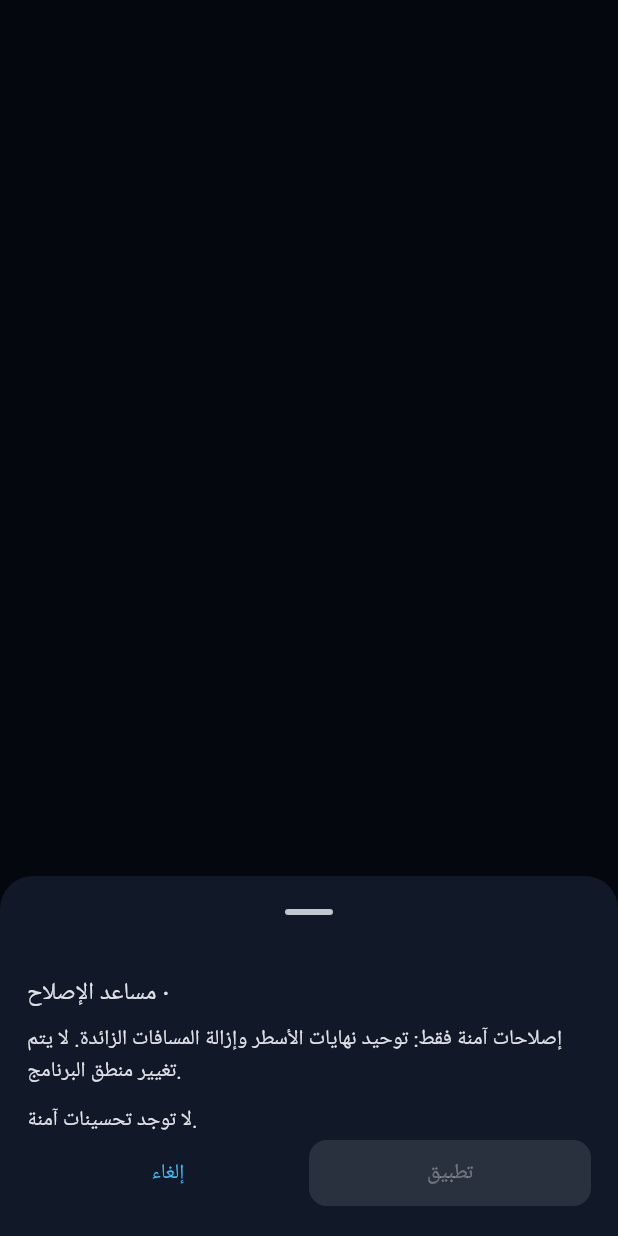
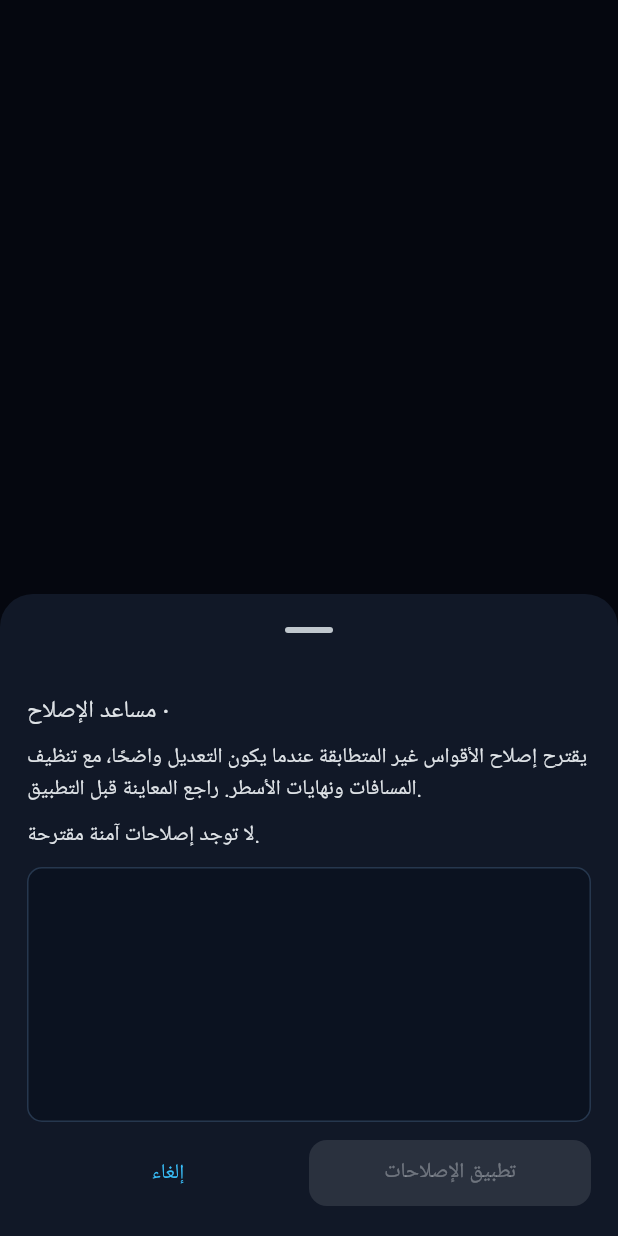
Before and after one commit to 779354992ali-ba/Bisho-IDE-Direct-Build, a Flutter app: what showFixAssistantSheet() shows on an empty page, opened directly with empty values, on a phone screen of 412 x 824 dp. Run offline on Flutter 3.47's test engine with Material 3 defaults, Android fonts, the phone set to English and light mode, and no system bars; our stand-ins replace file_picker, flutter_highlight, flutter_secure_storage, shared_preferences, webview_flutter, yaml; missing offline and left inert: flutter_code_editor, highlight, markdown, saf; accounts and stored records are empty.

Commit message:
Upgrade fix assistant with safe structural previews

```diff
--- a/lib/features/tools/ide_tool_sheets.dart
+++ b/lib/features/tools/ide_tool_sheets.dart
@@ -1,6 +1,7 @@
 import 'package:flutter/material.dart';
 import '../../core/services/build_history_store.dart';
 import '../../core/services/file_version_history.dart';
+import '../../core/services/editor_quick_fix_engine.dart';
 
 Future<void> showAdvancedSearchSheet(BuildContext context, {required String fileName, required String text, required void Function(int,int) onJump, required ValueChanged<String> onReplace}) async {
  final find=TextEditingController(), replace=TextEditingController();
@@ -18,12 +19,79 @@ Future<void> showAdvancedSearchSheet(BuildContext context, {required String file
  find.dispose();replace.dispose();
 }
 String _tidy(String s){final a=s.replaceAll('\r\n','\n').replaceAll('\r','\n').split('\n').map((x)=>x.replaceFirst(RegExp(r'[ \t]+$'),'')).toList();while(a.isNotEmpty&&a.last.isEmpty){a.removeLast();}return a.isEmpty?'':'${a.join('\n')}\n';}
-Future<void> showFixAssistantSheet(BuildContext context,{required String fileName,required String source,required String language,required ValueChanged<String> onApply}) async {
- final v=_tidy(source);await showModalBottomSheet<void>(context:context,useSafeArea:true,builder:(ctx)=>Padding(padding:const EdgeInsets.all(18),child:Column(mainAxisSize:MainAxisSize.min,crossAxisAlignment:CrossAxisAlignment.stretch,children:[
- Text('مساعد الإصلاح · $fileName',style:Theme.of(ctx).textTheme.titleMedium),const SizedBox(height:8),
- const Text('إصلاحات آمنة فقط: توحيد نهايات الأسطر وإزالة المسافات الزائدة. لا يتم تغيير منطق البرنامج.'),const SizedBox(height:12),
- Text(v==source?'لا توجد تحسينات آمنة.':'تم العثور على تحسينات تنسيق.'),Row(children:[Expanded(child:TextButton(onPressed:()=>Navigator.pop(ctx),child:const Text('إلغاء'))),Expanded(child:FilledButton(onPressed:v==source?null:(){onApply(v);Navigator.pop(ctx);},child:const Text('تطبيق')))])
- ])));
+Future<void> showFixAssistantSheet(
+  BuildContext context, {
+  required String fileName,
+  required String source,
+  required String language,
+  required ValueChanged<String> onApply,
+}) async {
+  final preview = EditorQuickFixEngine.preview(source, language);
+  await showModalBottomSheet<void>(
+    context: context,
+    isScrollControlled: true,
+    useSafeArea: true,
+    builder: (ctx) => Padding(
+      padding: const EdgeInsets.all(18),
+      child: Column(
+        mainAxisSize: MainAxisSize.min,
+        crossAxisAlignment: CrossAxisAlignment.stretch,
+        children: [
+          Text('مساعد الإصلاح · $fileName',
+            style: Theme.of(ctx).textTheme.titleMedium),
+          const SizedBox(height: 8),
+          const Text(
+            'يقترح إصلاح الأقواس غير المتطابقة عندما يكون التعديل واضحًا، '
+            'مع تنظيف المسافات ونهايات الأسطر. راجع المعاينة قبل التطبيق.',
+          ),
+          const SizedBox(height: 10),
+          if (preview.fixes.isEmpty)
+            const Text('لا توجد إصلاحات آمنة مقترحة.')
+          else
+            ...preview.fixes.map((fix) => Padding(
+              padding: const EdgeInsets.symmetric(vertical: 3),
+              child: Row(children: [
+                const Icon(Icons.check_circle_outline, size: 16, color: Color(0xFF34D399)),
+                const SizedBox(width: 7),
+                Expanded(child: Text(fix, style: const TextStyle(fontSize: 12))),
+              ]),
+            )),
+          const SizedBox(height: 10),
+          Container(
+            height: 170,
+            padding: const EdgeInsets.all(9),
+            decoration: BoxDecoration(
+              color: const Color(0xFF0B1220),
+              borderRadius: BorderRadius.circular(10),
+              border: Border.all(color: const Color(0xFF26374E)),
+            ),
+            child: SingleChildScrollView(
+              child: SelectableText(
+                preview.updatedSource,
+                style: const TextStyle(fontFamily: 'monospace', fontSize: 11),
+              ),
+            ),
+          ),
+          const SizedBox(height: 10),
+          Row(children: [
+            Expanded(child: TextButton(
+              onPressed: () => Navigator.pop(ctx),
+              child: const Text('إلغاء'),
+            )),
+            Expanded(child: FilledButton(
+              onPressed: preview.hasChanges
+                  ? () {
+                      onApply(preview.updatedSource);
+                      Navigator.pop(ctx);
+                    }
+                  : null,
+              child: const Text('تطبيق الإصلاحات'),
+            )),
+          ]),
+        ],
+      ),
+    ),
+  );
 }
 Future<void> showFormatPreviewSheet(BuildContext context,{required String fileName,required String source,required String language,required ValueChanged<String> onApply}) async {
  final v=_tidy(source);await showModalBottomSheet<void>(context:context,isScrollControlled:true,useSafeArea:true,builder:(ctx)=>Padding(padding:const EdgeInsets.all(16),child:Column(mainAxisSize:MainAxisSize.min,crossAxisAlignment:CrossAxisAlignment.stretch,children:[
```
